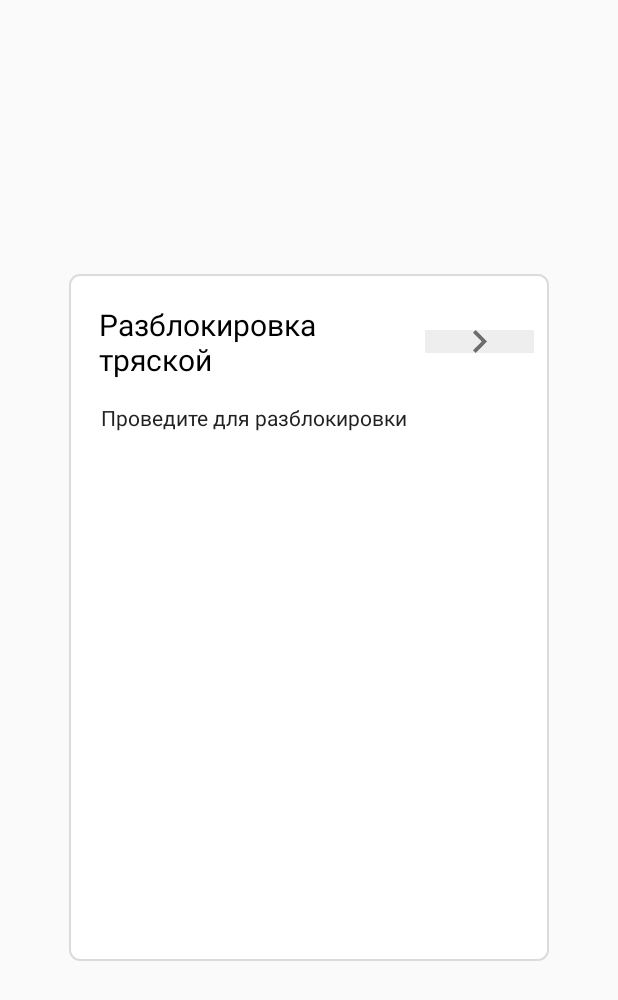
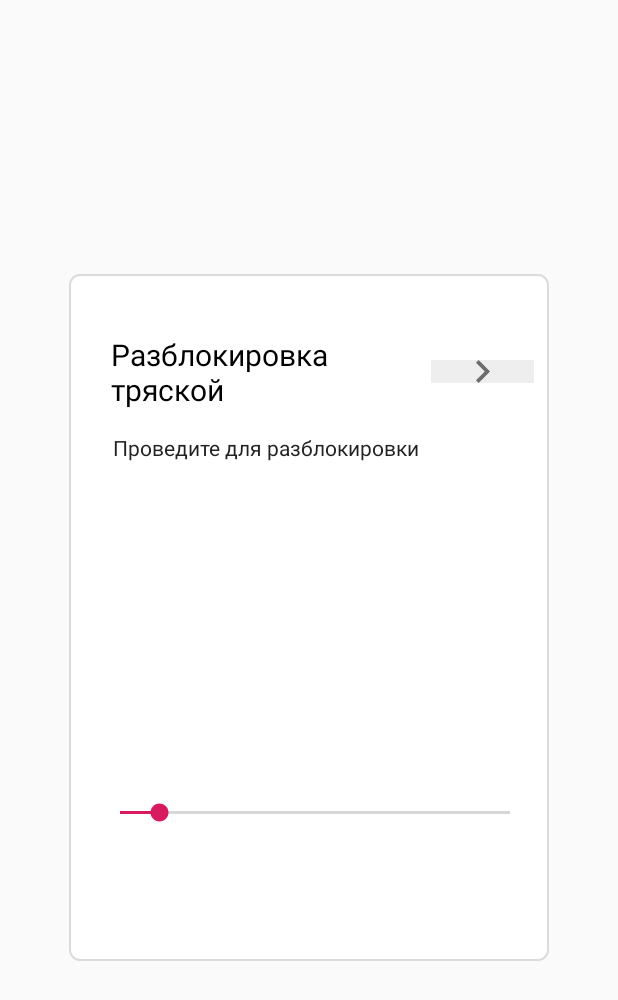
Before and after one commit to arapovavikka/Procrastination, an Android app: the layout activity_slider.xml on its own in the app's theme, with its tools: preview values and no code run, on a phone screen of 412 x 824 dp. Shown: the top 1000 px of the screen. Run offline under Robolectric (Android 15) with nearby library versions, the phone set to English and light mode, and no system bars.

Commit message:
Added slider on activity_slider

```diff
--- /dev/null
+++ b/app/src/main/res/drawable/seekbar.xml
@@ -0,0 +1,28 @@
+<?xml version="1.0" encoding="utf-8"?>
+<layer-list xmlns:android="http://schemas.android.com/apk/res/android">
+
+    <item
+        android:id="@android:id/background"
+        android:height="30dp"
+        android:top="7.dp">
+        <shape
+            android:shape="rectangle">
+            <solid android:color="#D7B7FD" />
+            <corners android:radius="25dp" />
+        </shape>
+    </item>
+
+    <item
+        android:id="@android:id/progress"
+        android:height="10dp"
+        android:top="5dp">
+        <clip>
+            <shape
+                android:shape="rectangle">
+                <solid android:color="#D7B7FD" />
+                <corners android:radius="5dp" />
+            </shape>
+        </clip>
+    </item>
+
+</layer-list>
--- a/app/src/main/res/layout/activity_slider.xml
+++ b/app/src/main/res/layout/activity_slider.xml
@@ -14,8 +14,10 @@
         android:layout_alignParentStart="true"
         android:layout_alignParentLeft="true"
         android:layout_alignParentTop="true"
-        android:orientation="vertical"
-        android:weightSum="4">
+        android:layout_marginStart="8dp"
+        android:layout_marginLeft="8dp"
+        android:layout_marginTop="20dp"
+        android:orientation="vertical">
 
         <LinearLayout
             android:layout_width="match_parent"
@@ -28,13 +30,13 @@
                 android:layout_width="wrap_content"
                 android:layout_height="wrap_content"
                 android:layout_gravity="end"
+                android:layout_weight="2"
                 android:fontFamily="Roboto"
                 android:padding="10dp"
                 android:text="@string/Shake_unlock"
                 android:textColor="@color/Black"
                 android:textSize="20sp"
-                android:textStyle="normal"
-                android:layout_weight="2"/>
+                android:textStyle="normal" />
 
 
             <ImageButton
@@ -42,33 +44,40 @@
                 android:layout_width="wrap_content"
                 android:layout_height="wrap_content"
                 android:layout_gravity="center"
-                android:src="@mipmap/ic_arrow"
+                android:layout_weight="2"
                 android:background="#EEEEEE"
-                android:layout_weight="2"/>
+                android:src="@mipmap/ic_arrow" />
 
         </LinearLayout>
 
-
     <LinearLayout
         android:layout_width="match_parent"
-            android:layout_height="match_parent"
+        android:layout_height="wrap_content"
         android:orientation="vertical"
-            android:weightSum="4"
-            android:layout_weight="3">
+        android:weightSum="1"
+        android:layout_weight="1">
 
         <TextView
             android:id="@+id/shakeSettBodyText"
             android:layout_width="match_parent"
-                android:layout_height="wrap_content"
+            android:layout_height="match_parent"
             android:fontFamily="Roboto"
             android:paddingLeft="11dp"
             android:paddingTop="5dp"
             android:text="@string/Slider_s2"
             android:textColor="@color/Black2"
             android:textSize="14sp"
-                android:textStyle="normal|normal" />
+            android:textStyle="normal|normal"
+            android:layout_weight="2.7"/>
 
-          //here should be a slider
+        <SeekBar
+            android:id="@+id/seekBar"
+            android:layout_width="match_parent"
+            android:layout_height="wrap_content"
+            android:padding="11dp"
+            android:progress="10"
+            tools:progressDrawable="@drawable/seekbar"
+            tools:thumb="@mipmap/ic_ellipse" />
     </LinearLayout>
     </LinearLayout>
 </RelativeLayout>
--- a/app/src/main/res/layout/activity_slider_settings.xml
+++ b/app/src/main/res/layout/activity_slider_settings.xml
@@ -15,7 +15,7 @@
         android:layout_alignParentLeft="true"
         android:layout_alignParentTop="true"
         android:orientation="vertical"
-        android:weightSum="3">
+        android:weightSum="1">
 
         <LinearLayout
             android:layout_width="match_parent"
@@ -28,7 +28,7 @@
                 android:layout_height="wrap_content"
                 android:layout_alignParentLeft="true"
                 android:layout_gravity="end"
-                android:layout_toLeftOf="@+id/switchShakeSett"
+                android:layout_toLeftOf="@+id/switchSliderSett"
                 android:fontFamily="Roboto"
                 android:padding="10dp"
                 android:text="@string/Slider_unlock"
@@ -38,12 +38,12 @@
 
             <Switch
                 android:id="@+id/switchSliderSett"
-                android:layout_width="match_parent"
+                android:layout_width="wrap_content"
                 android:layout_height="wrap_content"
                 android:layout_gravity="center"
                 android:checked="true"
                 android:gravity="center"
-                android:padding="6dp"
+                android:padding="3dp"
                 android:theme="@style/My_Switch"
                 tools:ignore="RtlSymmetry" />
 
@@ -61,8 +61,7 @@
             android:textColor="@color/Black2"
             android:textSize="14sp"
             android:textStyle="normal|normal"
-            android:layout_weight="3"/>
-
+            android:layout_weight="1"/>
 
         <Button
             android:id="@+id/safeSliderSett"
```
Also changed, not shown: app/src/main/res/mipmap-hdpi/ic_ellipse.png (added), app/src/main/res/mipmap-mdpi/ic_ellipse.png (added), app/src/main/res/mipmap-xhdpi/ic_ellipse.png (added). Lines whose indentation alone changed are shown as unchanged.
